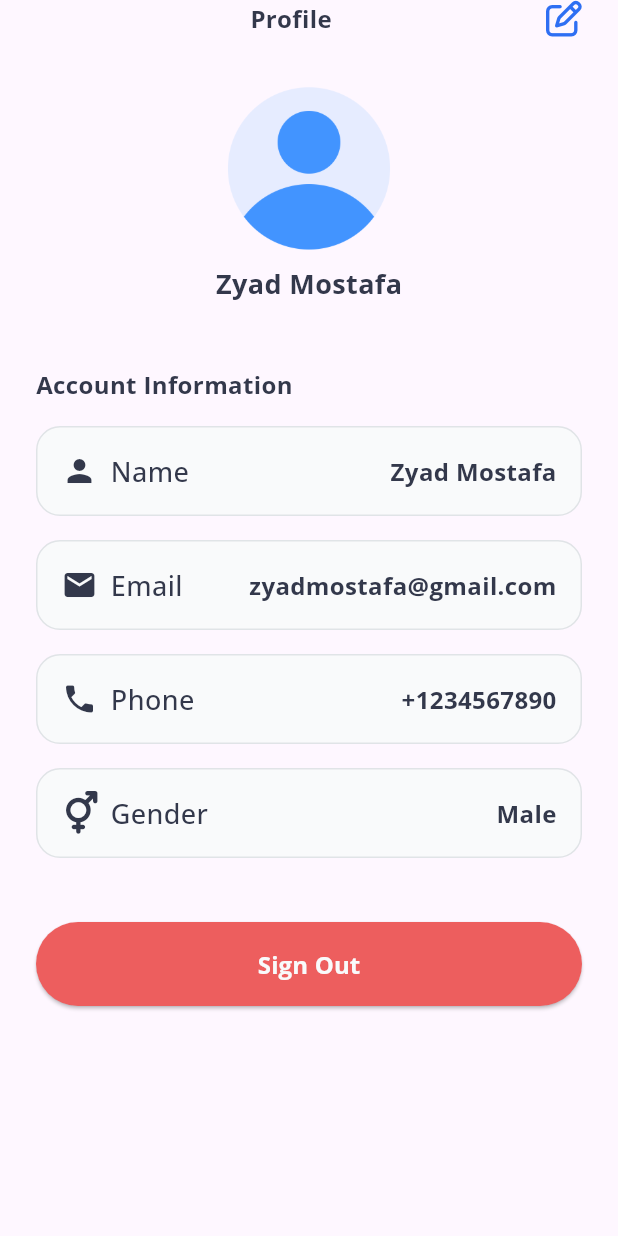
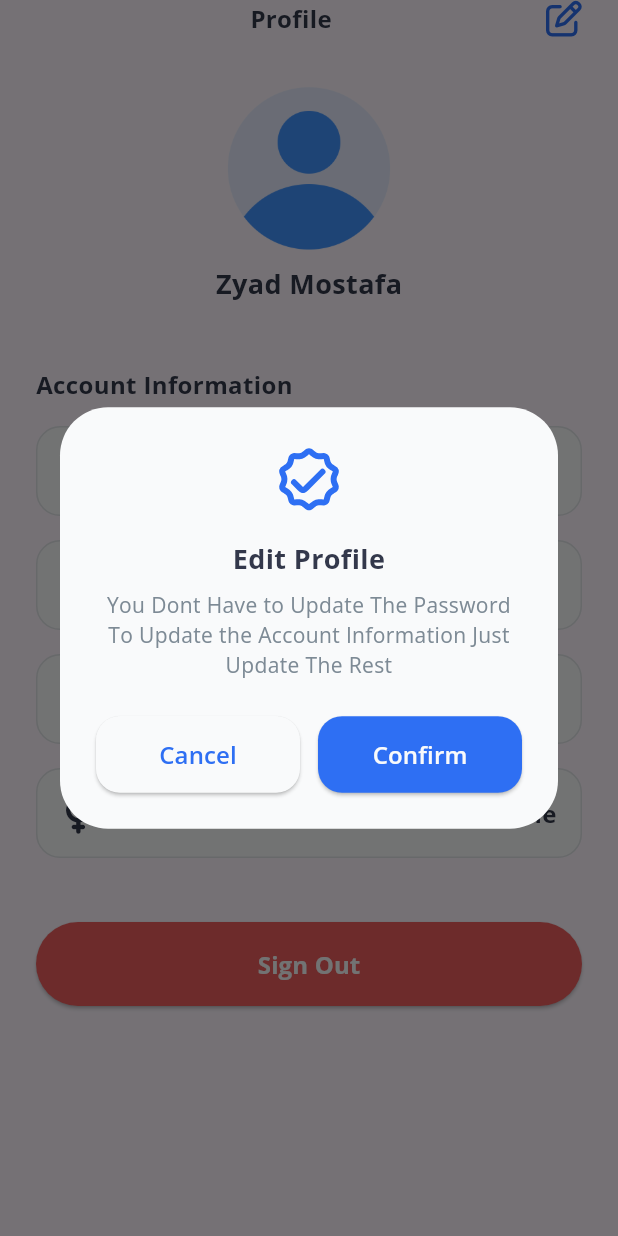
Before and after one commit to zyaddmostafa/MediLink, a Flutter app: the ProfileScreen screen opened directly, after a tap on an icon or button, on a phone screen of 412 x 824 dp. Run offline on Flutter 3.47's test engine with Material 3 defaults, Android fonts, the phone set to English and light mode, and no system bars; our stand-ins replace bloc, dio, firebase_core, flutter_bloc, flutter_screenutil, flutter_secure_storage and 11 more; missing offline and left inert: flutter_inappwebview; accounts and stored records are empty; generated files the repository leaves out were written again; network calls fail.

Commit message:
Implement EditProfileScreen with form fields and navigation; update profile screen to include edit functionality

```diff
--- a/lib/core/helpers/extentions.dart
+++ b/lib/core/helpers/extentions.dart
@@ -19,7 +19,7 @@ extension Navigation on BuildContext {
     );
   }
 
-  void pop() => Navigator.of(this).pop();
+  void pop() => Navigator.pop(this);
 }
 
 extension StringExtention on String? {
--- a/lib/core/routing/app_route.dart
+++ b/lib/core/routing/app_route.dart
@@ -17,6 +17,7 @@ import '../../feature/home/presentation/screens/home_screen.dart';
 import '../../feature/home/presentation/screens/see_all_categories_screen.dart';
 import '../../feature/home/presentation/screens/see_all_doctors_screen.dart';
 import '../../feature/navigation/main_navigation_screen.dart';
+import '../../feature/profile/presentation/screens/edit_profile_screen.dart';
 import '../di/dependency_injection.dart';
 import '../paymob/paymob_getway.dart';
 import '../paymob/paymob_mobile_getway.dart';
@@ -160,6 +161,10 @@ class AppRoute {
             child: const BookingScreen(),
           ),
         );
+
+      case Routes.editProfileScreen:
+        return MaterialPageRoute(builder: (_) => const EditProfileScreen());
+
       default:
         return null;
     }
--- a/lib/core/widgets/custom_elevated_button.dart
+++ b/lib/core/widgets/custom_elevated_button.dart
@@ -13,7 +13,7 @@ class CustomElevatedButton extends StatelessWidget {
       style: ElevatedButton.styleFrom(
         minimumSize: const Size(double.infinity, 56),
         shape: RoundedRectangleBorder(borderRadius: BorderRadius.circular(32)),
-        backgroundColor: properties.backgroundColor,
+        backgroundColor: properties.backgroundColor ?? AppColor.primary,
       ),
       onPressed: properties.isLoading == true
           ? null
@@ -32,7 +32,7 @@ class CustomElevatedButton extends StatelessWidget {
           : Text(
               properties.text!,
               style: AppTextStyles.font16Bold.copyWith(
-                color: properties.textColor,
+                color: properties.textColor ?? AppColor.white,
               ),
             ),
     );
--- a/lib/feature/profile/presentation/screens/profile_screen.dart
+++ b/lib/feature/profile/presentation/screens/profile_screen.dart
@@ -3,11 +3,13 @@ import 'package:flutter_screenutil/flutter_screenutil.dart';
 import 'package:font_awesome_flutter/font_awesome_flutter.dart';
 
 import '../../../../core/helpers/app_assets.dart';
+import '../../../../core/helpers/extentions.dart';
 import '../../../../core/helpers/spacing.dart';
 import '../../../../core/model/button_properties_model.dart';
+import '../../../../core/routing/routes.dart';
 import '../../../../core/theme/app_color.dart';
 import '../../../../core/theme/app_text_styles.dart';
-import '../../../../core/widgets/custom_app_bar.dart';
+import '../../../../core/widgets/custom_dioalog.dart';
 import '../../../../core/widgets/custom_elevated_button.dart';
 
 class ProfileScreen extends StatelessWidget {
@@ -119,7 +121,16 @@ class ProfileSreenHeader extends StatelessWidget {
         ),
         InkWell(
           onTap: () {
-            // Handle edit profile action
+            CustomDialog.showConfirmationDialog(
+              context: context,
+              title: 'Edit Profile',
+              message:
+                  'You Dont Have to Update The Password To Update the Account Information Just Update The Rest',
+              onConfirm: () {
+                context.pop();
+                context.pushNamed(Routes.editProfileScreen);
+              },
+            );
           },
           child: const Icon(
             FontAwesomeIcons.penToSquare,
```
Also changed, not shown: lib/feature/profile/presentation/screens/edit_profile_screen.dart (+80 -4 lines).
